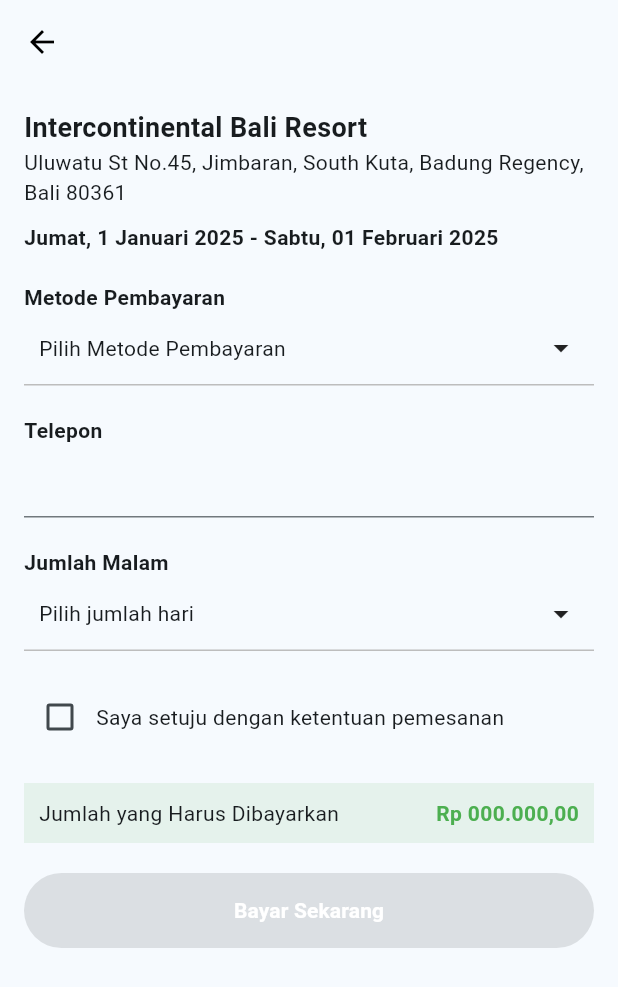
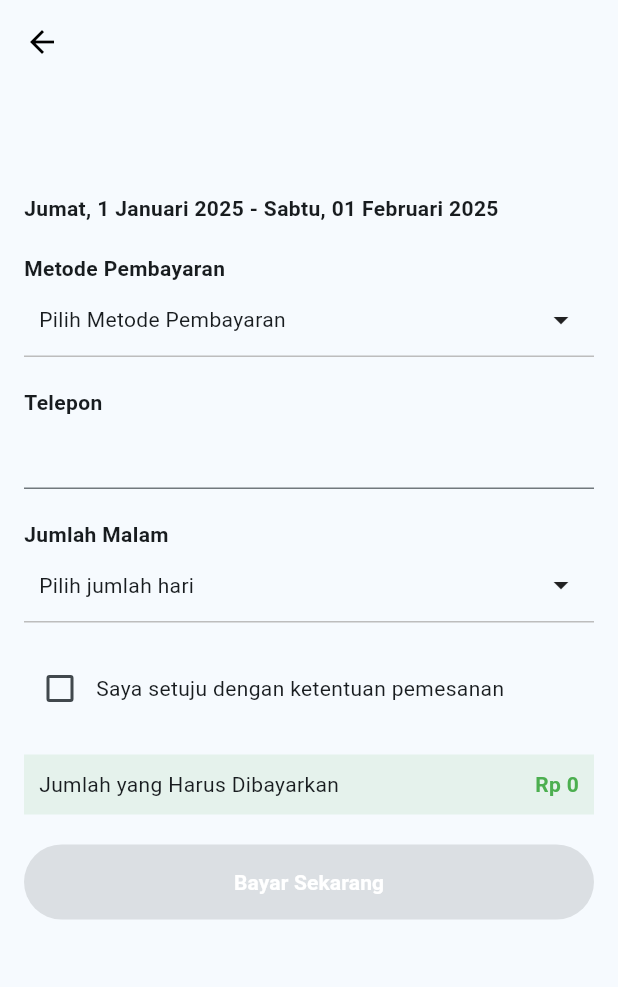
Before and after one commit to Lintang-G/flutter-project-1, a Flutter app: the HotelDesc screen opened directly with empty values, after a tap on "Pesan Sekarang", on a phone screen of 412 x 824 dp. Shown: the top 987 px of the screen. Run offline on Flutter 3.47's test engine with Material 3 defaults, Android fonts, the phone set to English and light mode, and no system bars.

Commit message:
2/22/2025

```diff
--- a/lib/booking.dart
+++ b/lib/booking.dart
@@ -4,7 +4,20 @@ import 'bank.dart';
 import 'day.dart';
 
 class BookingPage extends StatefulWidget {
-  const BookingPage({super.key});
+  final String hotelName;
+  final String hotelAddress;
+  final String roomPrice; // Make roomPrice a parameter
+  final String checkInDate; // Add checkInDate
+  final String checkOutDate; // Add checkOutDate
+
+  const BookingPage({
+    super.key,
+    required this.hotelName,
+    required this.hotelAddress,
+    required this.roomPrice,
+    required this.checkInDate, // Add checkInDate to constructor
+    required this.checkOutDate, // Add checkOutDate to constructor
+  });
 
   @override
   State<BookingPage> createState() => _BookingPageState();
@@ -37,15 +50,15 @@ class _BookingPageState extends State<BookingPage> {
         child: Column(
           crossAxisAlignment: CrossAxisAlignment.start,
           children: [
-            const Text(
-              "Intercontinental Bali Resort",
-              style: TextStyle(fontSize: 18, fontWeight: FontWeight.bold),
+            Text(
+              widget.hotelName, // Use the passed hotel name
+              style: const TextStyle(fontSize: 18, fontWeight: FontWeight.bold),
             ),
-            const Text("Uluwatu St No.45, Jimbaran, South Kuta, Badung Regency, Bali 80361"),
+            Text(widget.hotelAddress), // Use the passed hotel address
             const SizedBox(height: 10),
-            const Text(
-              "Jumat, 1 Januari 2025 - Sabtu, 01 Februari 2025",
-              style: TextStyle(fontWeight: FontWeight.bold),
+            Text(
+              "${widget.checkInDate} - ${widget.checkOutDate}", // Display check-in and check-out dates
+              style: const TextStyle(fontWeight: FontWeight.bold),
             ),
             const SizedBox(height: 20),
 
@@ -147,7 +160,7 @@ class _BookingPageState extends State<BookingPage> {
                 children: [
                   const Text("Jumlah yang Harus Dibayarkan"),
                   Text(
-                    "Rp $roomPrice",
+                    "Rp ${widget.roomPrice}", // Use the passed room price
                     style: const TextStyle(color: Colors.green, fontWeight: FontWeight.bold),
                   ),
                 ],
--- a/lib/hoteldescription.dart
+++ b/lib/hoteldescription.dart
@@ -1,5 +1,6 @@
 import 'package:flutter/material.dart';
 import 'booking.dart';
+import 'package:intl/intl.dart';
 
 class HotelDesc extends StatelessWidget {
   final String name;
@@ -7,15 +8,19 @@ class HotelDesc extends StatelessWidget {
   final String address;
   final String rating;
   final int price;
+  final String location; // Add location parameter
 
-  const HotelDesc({
+  HotelDesc({
     super.key,
     required this.name,
     required this.image,
     required this.address,
     required this.rating,
     required this.price,
+    required this.location, // Initialize it
   });
+
+  final formatCurrency = NumberFormat("#,###", "id_ID");
 
   @override
   Widget build(BuildContext context) {
@@ -26,7 +31,7 @@ class HotelDesc extends StatelessWidget {
         leading: IconButton(
           icon: Icon(Icons.arrow_back, color: Colors.black),
           onPressed: () {
-            Navigator.pop(context);
+            Navigator.pop(context, location); // Pass the location back
           },
         ),
       ),
@@ -133,14 +138,26 @@ class HotelDesc extends StatelessWidget {
                 Column(
                   crossAxisAlignment: CrossAxisAlignment.start,
                   children: [
-                    Text("Rp $price", style: TextStyle(fontWeight: FontWeight.bold, fontSize: 16)),
+                    Text("Rp ${formatCurrency.format(price)}", style: TextStyle(fontWeight: FontWeight.bold, fontSize: 16)),
                   ],
                 ),
                 ElevatedButton(
                   onPressed: () {
+                    // Example date, replace with your date picker or logic.
+                    String checkInDate = "Jumat, 1 Januari 2025";
+                    String checkOutDate = "Sabtu, 01 Februari 2025";
+
                     Navigator.push(
                       context,
-                      MaterialPageRoute(builder: (context) => BookingPage()),
+                      MaterialPageRoute(
+                        builder: (context) => BookingPage(
+                          hotelName: name,
+                          hotelAddress: address,
+                          roomPrice: formatCurrency.format(price),
+                          checkInDate: checkInDate,
+                          checkOutDate: checkOutDate,
+                        ),
+                      ),
                     );
                   },
                   child: Text("Pesan Sekarang"),
```
Also changed, not shown: lib/Offers.dart (+46 -22 lines).
